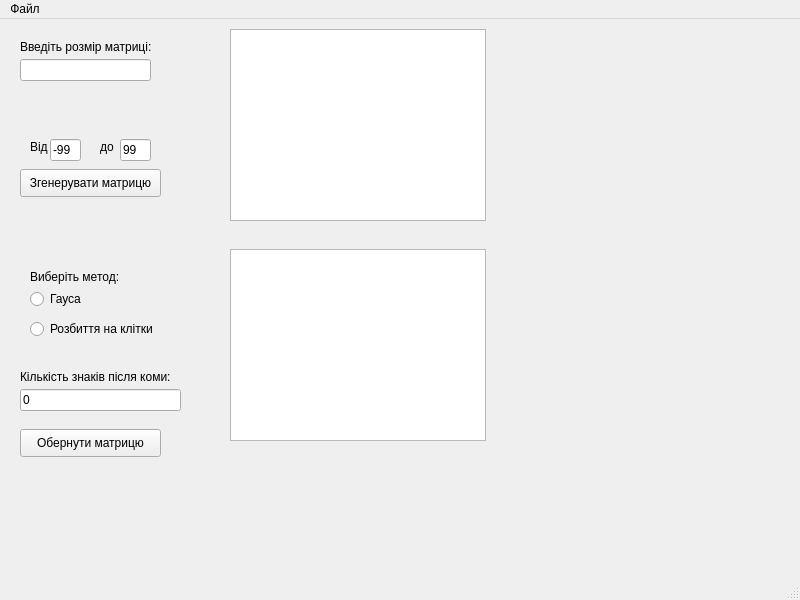
The window that Inversion_Matrix/mainwindow.ui (x-FIREFOUR-x/GUI_inversionMatrix) describes before a commit, drawn with Qt 5.
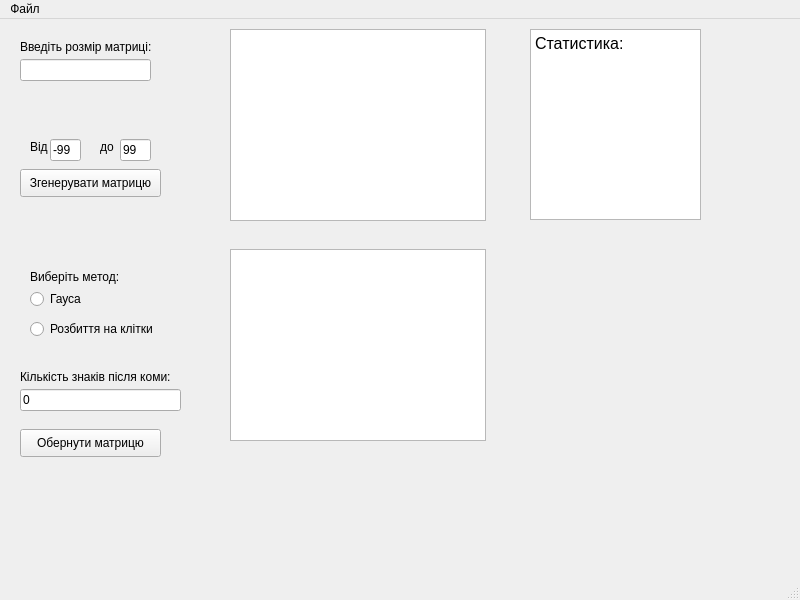
The same window after the commit.

What changed in the file:
```diff
--- a/Inversion_Matrix/mainwindow.ui
+++ b/Inversion_Matrix/mainwindow.ui
@@ -236,6 +236,23 @@
      <string>Кількість знаків після коми:</string>
     </property>
    </widget>
+   <widget class="QTextEdit" name="textEdit">
+    <property name="geometry">
+     <rect>
+      <x>530</x>
+      <y>10</y>
+      <width>171</width>
+      <height>191</height>
+     </rect>
+    </property>
+    <property name="html">
+     <string>&lt;!DOCTYPE HTML PUBLIC &quot;-//W3C//DTD HTML 4.0//EN&quot; &quot;http://www.w3.org/TR/REC-html40/strict.dtd&quot;&gt;
+&lt;html&gt;&lt;head&gt;&lt;meta name=&quot;qrichtext&quot; content=&quot;1&quot; /&gt;&lt;style type=&quot;text/css&quot;&gt;
+p, li { white-space: pre-wrap; }
+&lt;/style&gt;&lt;/head&gt;&lt;body style=&quot; font-family:'MS Shell Dlg 2'; font-size:7.8pt; font-weight:400; font-style:normal;&quot;&gt;
+&lt;p style=&quot; margin-top:0px; margin-bottom:0px; margin-left:0px; margin-right:0px; -qt-block-indent:0; text-indent:0px;&quot;&gt;&lt;span style=&quot; font-size:12pt;&quot;&gt;Статистика:&lt;/span&gt;&lt;/p&gt;&lt;/body&gt;&lt;/html&gt;</string>
+    </property>
+   </widget>
   </widget>
   <widget class="QMenuBar" name="menubar">
    <property name="geometry">
```
